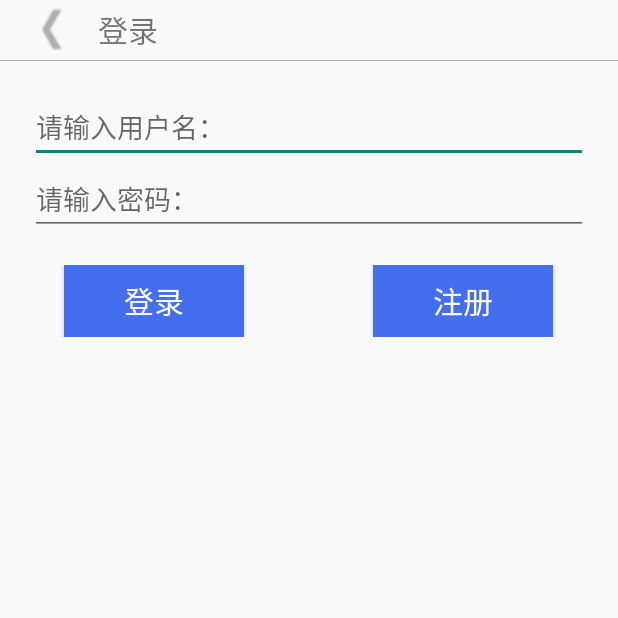
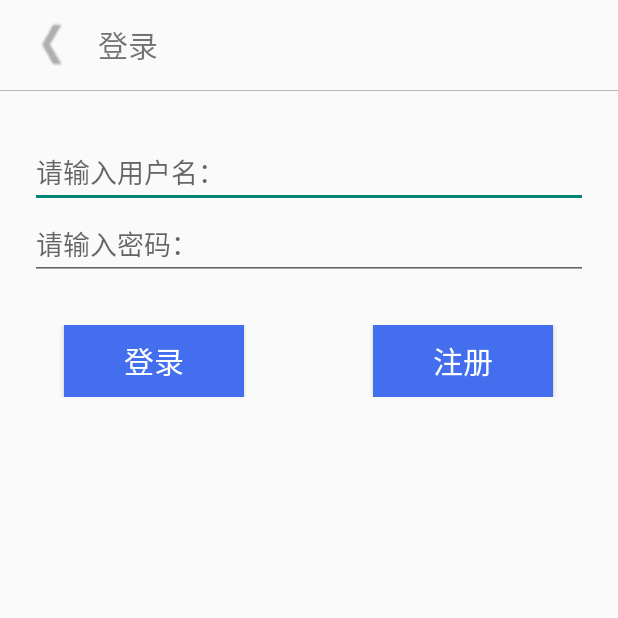
Before and after one commit to junerver/TestO2OApp, an Android app: the LoginActivity screen opened directly, with no data from a screen before it, on a phone screen of 412 x 824 dp, the top half of it. Run offline under Robolectric (Android 15) with nearby library versions, the phone set to English and light mode, and no system bars.

Commit message:
注册信鸽推送、更改图标

```diff
--- a/app/src/main/AndroidManifest.xml
+++ b/app/src/main/AndroidManifest.xml
@@ -49,7 +49,7 @@
     <application
         android:name=".app.AppContext"
         android:allowBackup="true"
-        android:icon="@mipmap/ic_launcher"
+        android:icon="@drawable/ic_lunch"
         android:label="@string/app_name"
         android:theme="@style/AppTheme" >
 
@@ -112,7 +112,7 @@
             android:name="com.tencent.android.tpush.rpc.XGRemoteService"
             android:exported="true" >
             <intent-filter>
-                <action android:name="com.junerver.lbs_demo.PUSH_ACTION" />
+                <action android:name="com.junerver.testo2oapp.PUSH_ACTION" />
             </intent-filter>
         </service>
 
--- a/app/src/main/res/layout/activity_login.xml
+++ b/app/src/main/res/layout/activity_login.xml
@@ -7,7 +7,7 @@
     <!--banner-->
     <LinearLayout
         android:layout_width="match_parent"
-        android:layout_height="40dp"
+        android:layout_height="60dp"
         android:layout_alignParentTop="true"
         android:layout_centerHorizontal="true"
         android:orientation="horizontal"
@@ -25,10 +25,8 @@
             android:layout_height="wrap_content"
             android:layout_gravity="center"
             android:layout_marginLeft="15dp"
-
             android:gravity="left"
             android:text="登录"
-
             android:textSize="20dp" />
 
     </LinearLayout>
@@ -40,7 +38,7 @@
    <LinearLayout
        android:layout_width="match_parent"
        android:layout_height="wrap_content"
-       android:layout_marginTop="20dp"
+       android:layout_marginTop="30dp"
        android:orientation="vertical">
        <EditText
            android:id="@+id/et_username"
@@ -65,7 +63,7 @@
     <LinearLayout
         android:layout_width="fill_parent"
         android:layout_height="wrap_content"
-        android:layout_marginTop="20dp"
+        android:layout_marginTop="30dp"
         android:orientation="horizontal"
         >
         <LinearLayout
```
Also changed, not shown: app/src/main/java/com/junerver/testo2oapp/activity/MainActivity.java (+5 -2 lines), app/src/main/java/com/junerver/testo2oapp/activity/WelcomeActivity.java (+25 -1 lines), app/src/main/res/drawable-hdpi/ic_lunch.jpg (added).
